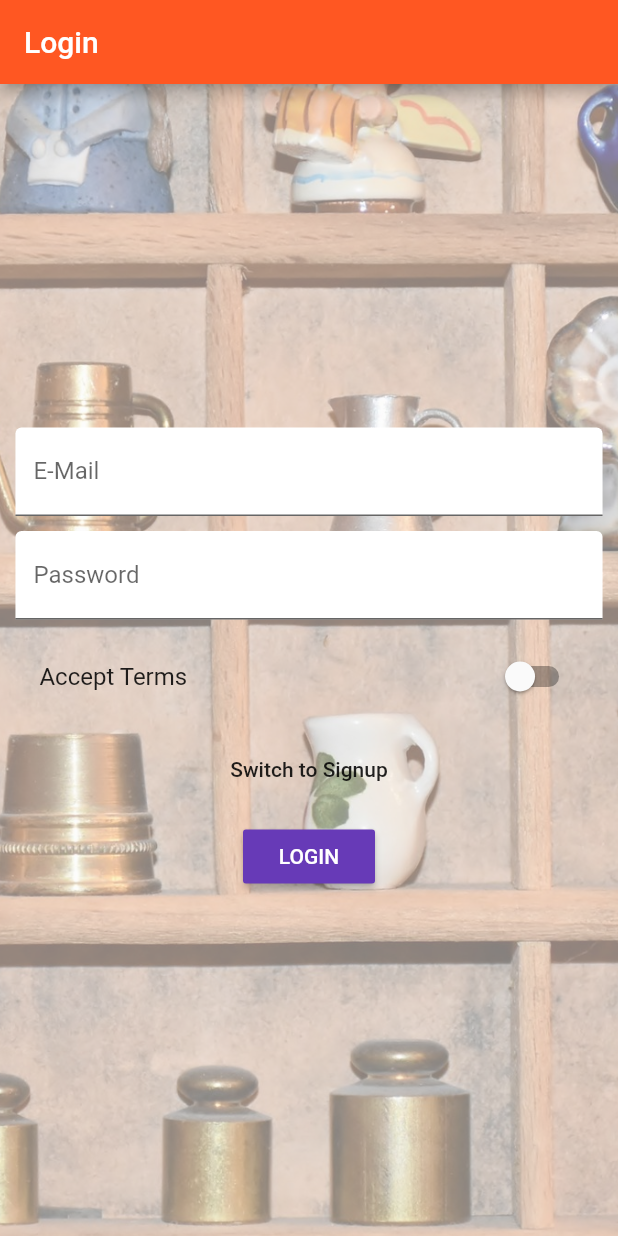
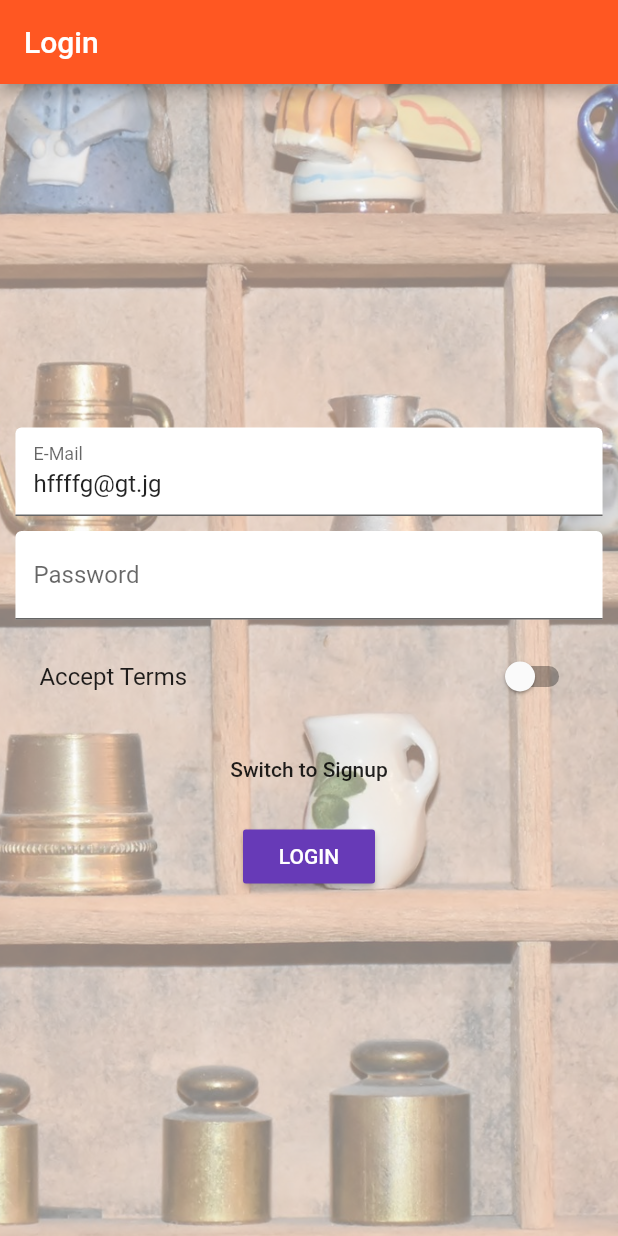
Before and after one commit to AndX2/flutter_course_udemy, a Flutter app: the screen it shows after launch, on a phone screen of 412 x 824 dp. Run offline on Flutter 3.47's test engine with Material 2 defaults, Android fonts, the phone set to English and light mode, and no system bars; our stand-ins replace rxdart, shared_preferences; accounts and stored records are empty.

Commit message:
some improvements

```diff
--- a/lib/pages/auth.dart
+++ b/lib/pages/auth.dart
@@ -35,6 +35,8 @@ class _AuthPageState extends State<AuthPage> {
     return TextFormField(
       decoration: InputDecoration(
           labelText: 'E-Mail', filled: true, fillColor: Colors.white),
+          //TODO: rm it
+          initialValue: 'hffffg@gt.jg',
       keyboardType: TextInputType.emailAddress,
       validator: (String value) {
         if (value.isEmpty ||
--- a/lib/pages/product.dart
+++ b/lib/pages/product.dart
@@ -2,11 +2,11 @@ import 'dart:async';
 
 import 'package:flutter/material.dart';
 
-import 'package:scoped_model/scoped_model.dart';
+// import 'package:scoped_model/scoped_model.dart';
 
 import '../widgets/ui_elements/title_default.dart';
 import '../models/product.dart';
-import '../scoped-models/main.dart';
+// import '../scoped-models/main.dart';
 
 class ProductPage extends StatelessWidget {
   final Product product;
--- a/lib/scoped-models/connected_products.dart
+++ b/lib/scoped-models/connected_products.dart
@@ -63,7 +63,7 @@ mixin ProductsModel on ConnectedProductsModel {
       'title': title,
       'description': description,
       'image':
-          'https://upload.wikimedia.org/wikipedia/commons/6/68/Chocolatebrownie.JPG',
+          'https://avatars.mds.yandex.net/get-marketpic/176166/market_KXeb50-5smE2nl1DC2LxOA/orig',
       'price': price,
       'userEmail': _authenticatedUser.email,
       'userId': _authenticatedUser.id
@@ -111,7 +111,7 @@ mixin ProductsModel on ConnectedProductsModel {
       'title': title,
       'description': description,
       'image':
-          'https://upload.wikimedia.org/wikipedia/commons/6/68/Chocolatebrownie.JPG',
+          'https://avatars.mds.yandex.net/get-marketpic/176166/market_KXeb50-5smE2nl1DC2LxOA/orig',
       'price': price,
       'userEmail': selectedProduct.userEmail,
       'userId': selectedProduct.userId
@@ -148,7 +148,7 @@ mixin ProductsModel on ConnectedProductsModel {
     notifyListeners();
     return http
         .delete(
-            'https://fluttercourse-2b24f.firebaseio.com/products/${deletedProductId}.json?auth=${_authenticatedUser.token}')
+            'https://fluttercourse-2b24f.firebaseio.com/products/$deletedProductId.json?auth=${_authenticatedUser.token}')
         .then((http.Response response) {
       _isLoading = false;
       notifyListeners();
--- a/lib/widgets/products/product_card.dart
+++ b/lib/widgets/products/product_card.dart
@@ -76,6 +76,6 @@ class ProductCard extends StatelessWidget {
         ],
       ),
     );
-    ;
+
   }
 }
```
Also changed, not shown: 1 other file.
